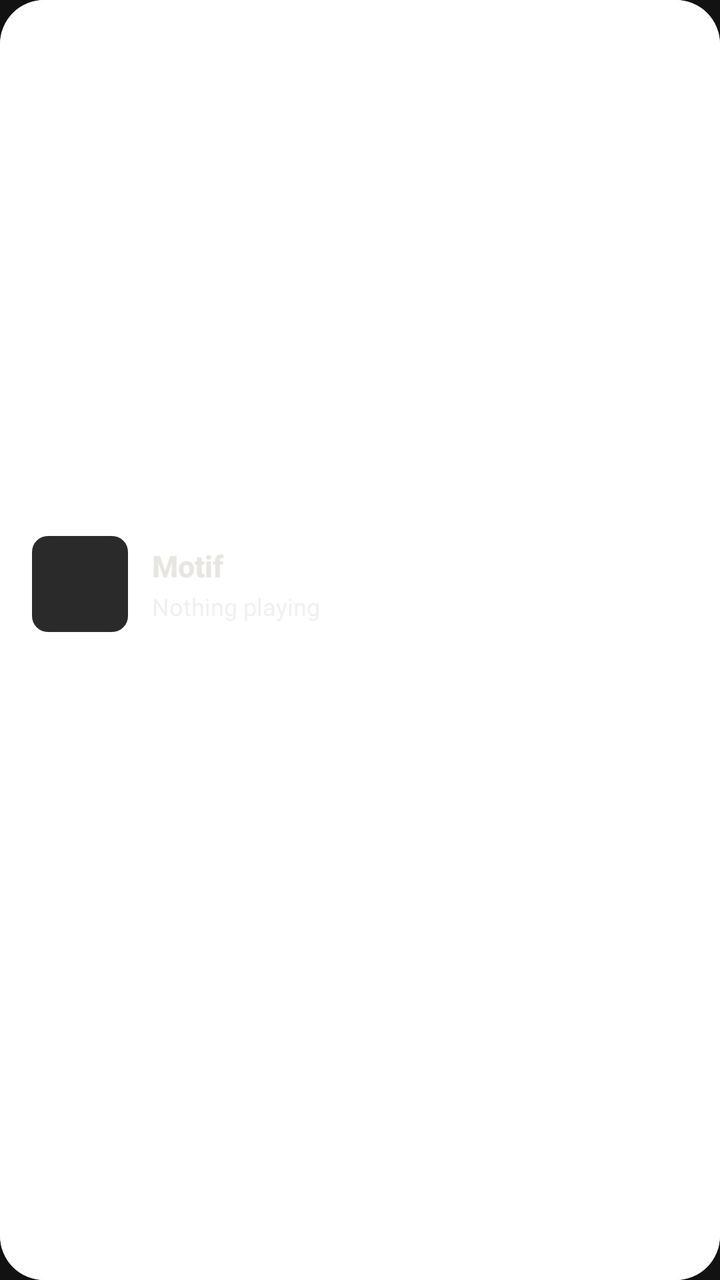
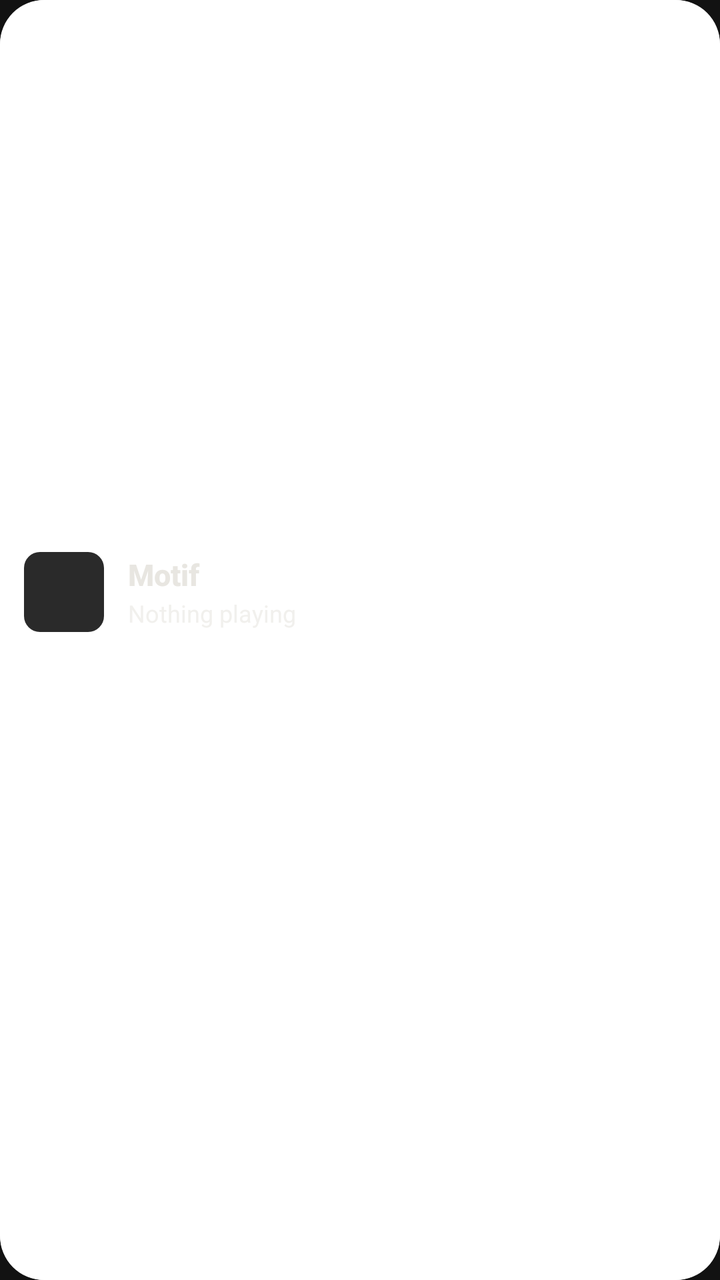

Screens rendered from an Android XML layout before and after an edit, with the pre-edit source and the edit as a unified diff.
<!-- AndroidManifest.xml: application theme Theme.Motif -->
<!-- res/layout/widget_motif.xml -->
<?xml version="1.0" encoding="utf-8"?>
<FrameLayout xmlns:android="http://schemas.android.com/apk/res/android"
    android:id="@+id/widget_root"
    android:layout_width="match_parent"
    android:layout_height="match_parent">

    <ImageView
        android:id="@+id/widget_bg"
        android:layout_width="match_parent"
        android:layout_height="match_parent"
        android:scaleType="fitXY"
        android:src="@drawable/widget_bg"
        android:importantForAccessibility="no" />

    <ImageView
        android:id="@+id/widget_glow"
        android:layout_width="match_parent"
        android:layout_height="match_parent"
        android:scaleType="fitXY"
        android:src="@drawable/widget_glow"
        android:importantForAccessibility="no" />

    <LinearLayout
        android:layout_width="match_parent"
        android:layout_height="match_parent"
        android:orientation="vertical"
        android:paddingStart="16dp"
        android:paddingEnd="16dp"
        android:paddingTop="12dp"
        android:paddingBottom="10dp">

        <LinearLayout
            android:id="@+id/widget_text_row"
            android:layout_width="match_parent"
            android:layout_height="0dp"
            android:layout_weight="1"
            android:gravity="center_vertical"
            android:orientation="horizontal">

            <ImageView
                android:id="@+id/widget_art"
                android:layout_width="48dp"
                android:layout_height="48dp"
                android:background="@drawable/widget_art_bg"
                android:scaleType="centerCrop"
                android:contentDescription="Widget settings" />

            <LinearLayout
                android:id="@+id/widget_text"
                android:layout_width="0dp"
                android:layout_height="wrap_content"
                android:layout_weight="1"
                android:layout_marginStart="12dp"
                android:orientation="vertical">

                <TextView
                    android:id="@+id/widget_title"
                    android:layout_width="match_parent"
                    android:layout_height="wrap_content"
                    android:ellipsize="end"
                    android:maxLines="1"
                    android:textColor="#E8E6E1"
                    android:textSize="15sp"
                    android:textStyle="bold"
                    android:fontFamily="sans-serif-medium"
                    android:text="Motif" />

                <TextView
                    android:id="@+id/widget_artist"
                    android:layout_width="match_parent"
                    android:layout_height="wrap_content"
                    android:layout_marginTop="2dp"
                    android:ellipsize="end"
                    android:maxLines="1"
                    android:alpha="0.6"
                    android:textColor="#E8E6E1"
                    android:textSize="12sp"
                    android:text="Nothing playing" />
            </LinearLayout>
        </LinearLayout>

        <LinearLayout
            android:layout_width="match_parent"
            android:layout_height="wrap_content"
            android:layout_marginTop="6dp"
            android:gravity="center"
            android:orientation="horizontal">

            <ImageButton
                android:id="@+id/widget_prev"
                android:layout_width="48dp"
                android:layout_height="48dp"
                android:background="@android:color/transparent"
                android:contentDescription="Previous"
                android:padding="12dp"
                android:scaleType="fitCenter"
                android:src="@drawable/ic_prev" />

            <FrameLayout
                android:layout_width="52dp"
                android:layout_height="52dp"
                android:layout_marginStart="28dp"
                android:layout_marginEnd="28dp">

                <ImageView
                    android:id="@+id/widget_play_bg"
                    android:layout_width="match_parent"
                    android:layout_height="match_parent"
                    android:src="@drawable/widget_circle"
                    android:importantForAccessibility="no" />

                <ImageButton
                    android:id="@+id/widget_play"
                    android:layout_width="match_parent"
                    android:layout_height="match_parent"
                    android:background="@android:color/transparent"
                    android:contentDescription="Play or pause"
                    android:padding="14dp"
                    android:scaleType="fitCenter"
                    android:src="@drawable/ic_play" />
            </FrameLayout>

            <ImageButton
                android:id="@+id/widget_next"
                android:layout_width="48dp"
                android:layout_height="48dp"
                android:background="@android:color/transparent"
                android:contentDescription="Next"
                android:padding="12dp"
                android:scaleType="fitCenter"
                android:src="@drawable/ic_next" />
        </LinearLayout>
    </LinearLayout>
</FrameLayout>
<!-- resources referenced by this layout -->
<resources>
  <!-- drawable ic_next (drawable) -->
  <vector xmlns:android="http://schemas.android.com/apk/res/android" android:width="24dp" android:height="24dp" android:viewportWidth="24" android:viewportHeight="24">
      <path android:fillColor="#FFFFFFFF" android:pathData="M16,5h2v14h-2zM4,5v14l11,-7z" />
  </vector>
  <!-- drawable ic_play (drawable) -->
  <vector xmlns:android="http://schemas.android.com/apk/res/android" android:width="24dp" android:height="24dp" android:viewportWidth="24" android:viewportHeight="24">
      <path android:fillColor="#FFFFFFFF" android:pathData="M8,5v14l11,-7z" />
  </vector>
  <!-- drawable ic_prev (drawable) -->
  <vector xmlns:android="http://schemas.android.com/apk/res/android" android:width="24dp" android:height="24dp" android:viewportWidth="24" android:viewportHeight="24">
      <path android:fillColor="#FFFFFFFF" android:pathData="M6,5h2v14H6zM20,5v14L9,12z" />
  </vector>
  <!-- drawable widget_art_bg (drawable) -->
  <?xml version="1.0" encoding="utf-8"?>
  <shape xmlns:android="http://schemas.android.com/apk/res/android" android:shape="rectangle">
      <solid android:color="#FF2A2A2A" />
      <corners android:radius="8dp" />
  </shape>
  <!-- drawable widget_bg (drawable) -->
  <?xml version="1.0" encoding="utf-8"?>
  <shape xmlns:android="http://schemas.android.com/apk/res/android" android:shape="rectangle">
      <solid android:color="#FFFFFFFF" />
      <corners android:radius="22dp" />
  </shape>
  <!-- drawable widget_circle (drawable) -->
  <?xml version="1.0" encoding="utf-8"?>
  <shape xmlns:android="http://schemas.android.com/apk/res/android" android:shape="oval">
      <solid android:color="#FFFFFFFF" />
  </shape>
  <!-- drawable widget_glow (drawable) -->
  <?xml version="1.0" encoding="utf-8"?>
  <shape xmlns:android="http://schemas.android.com/apk/res/android" android:shape="rectangle">
      <stroke android:width="1.5dp" android:color="#FFFFFFFF" />
      <corners android:radius="22dp" />
  </shape>
  <style name="Theme.Motif" parent="android:Theme.Material.NoActionBar">
          <item name="android:windowBackground">#121212</item>
          <item name="android:statusBarColor">#121212</item>
          <item name="android:navigationBarColor">#121212</item>
          <item name="android:windowLightStatusBar">false</item>
      </style>
</resources>

<!-- the commit's change to res/layout/widget_motif.xml (unified diff, before → after) -->
@@ -24,10 +24,10 @@
         android:layout_width="match_parent"
         android:layout_height="match_parent"
         android:orientation="vertical"
-        android:paddingStart="16dp"
-        android:paddingEnd="16dp"
-        android:paddingTop="12dp"
-        android:paddingBottom="10dp">
+        android:paddingStart="12dp"
+        android:paddingEnd="12dp"
+        android:paddingTop="8dp"
+        android:paddingBottom="8dp">
 
         <LinearLayout
             android:id="@+id/widget_text_row"
@@ -39,8 +39,9 @@
 
             <ImageView
                 android:id="@+id/widget_art"
-                android:layout_width="48dp"
-                android:layout_height="48dp"
+                android:layout_width="40dp"
+                android:layout_height="40dp"
+                android:layout_marginEnd="12dp"
                 android:background="@drawable/widget_art_bg"
                 android:scaleType="centerCrop"
                 android:contentDescription="Widget settings" />
@@ -50,7 +51,6 @@
                 android:layout_width="0dp"
                 android:layout_height="wrap_content"
                 android:layout_weight="1"
-                android:layout_marginStart="12dp"
                 android:orientation="vertical">
 
                 <TextView
@@ -69,7 +69,7 @@
                     android:id="@+id/widget_artist"
                     android:layout_width="match_parent"
                     android:layout_height="wrap_content"
-                    android:layout_marginTop="2dp"
+                    android:layout_marginTop="1dp"
                     android:ellipsize="end"
                     android:maxLines="1"
                     android:alpha="0.6"
@@ -79,56 +79,77 @@
             </LinearLayout>
         </LinearLayout>
 
+        
         <LinearLayout
             android:layout_width="match_parent"
-            android:layout_height="wrap_content"
-            android:layout_marginTop="6dp"
-            android:gravity="center"
+            android:layout_height="44dp"
+            android:layout_marginTop="4dp"
             android:orientation="horizontal">
 
-            <ImageButton
-                android:id="@+id/widget_prev"
-                android:layout_width="48dp"
-                android:layout_height="48dp"
-                android:background="@android:color/transparent"
-                android:contentDescription="Previous"
-                android:padding="12dp"
-                android:scaleType="fitCenter"
-                android:src="@drawable/ic_prev" />
+            <FrameLayout
+                android:id="@+id/widget_prev_cell"
+                android:layout_width="0dp"
+                android:layout_height="match_parent"
+                android:layout_weight="1">
+
+                <ImageButton
+                    android:id="@+id/widget_prev"
+                    android:layout_width="44dp"
+                    android:layout_height="44dp"
+                    android:layout_gravity="center"
+                    android:background="@android:color/transparent"
+                    android:contentDescription="Previous"
+                    android:padding="11dp"
+                    android:scaleType="fitCenter"
+                    android:src="@drawable/ic_prev" />
+            </FrameLayout>
 
             <FrameLayout
-                android:layout_width="52dp"
-                android:layout_height="52dp"
-                android:layout_marginStart="28dp"
-                android:layout_marginEnd="28dp">
+                android:layout_width="0dp"
+                android:layout_height="match_parent"
+                android:layout_weight="1">
 
-                <ImageView
-                    android:id="@+id/widget_play_bg"
-                    android:layout_width="match_parent"
-                    android:layout_height="match_parent"
-                    android:src="@drawable/widget_circle"
-                    android:importantForAccessibility="no" />
+                <FrameLayout
+                    android:layout_width="44dp"
+                    android:layout_height="44dp"
+                    android:layout_gravity="center">
+
+                    <ImageView
+                        android:id="@+id/widget_play_bg"
+                        android:layout_width="match_parent"
+                        android:layout_height="match_parent"
+                        android:src="@drawable/widget_circle"
+                        android:importantForAccessibility="no" />
+
+                    <ImageButton
+                        android:id="@+id/widget_play"
+                        android:layout_width="match_parent"
+                        android:layout_height="match_parent"
+                        android:background="@android:color/transparent"
+                        android:contentDescription="Play or pause"
+                        android:padding="12dp"
+                        android:scaleType="fitCenter"
+                        android:src="@drawable/ic_play" />
+                </FrameLayout>
+            </FrameLayout>
+
+            <FrameLayout
+                android:id="@+id/widget_next_cell"
+                android:layout_width="0dp"
+                android:layout_height="match_parent"
+                android:layout_weight="1">
 
                 <ImageButton
-                    android:id="@+id/widget_play"
-                    android:layout_width="match_parent"
-                    android:layout_height="match_parent"
+                    android:id="@+id/widget_next"
+                    android:layout_width="44dp"
+                    android:layout_height="44dp"
+                    android:layout_gravity="center"
                     android:background="@android:color/transparent"
-                    android:contentDescription="Play or pause"
-                    android:padding="14dp"
+                    android:contentDescription="Next"
+                    android:padding="11dp"
                     android:scaleType="fitCenter"
-                    android:src="@drawable/ic_play" />
+                    android:src="@drawable/ic_next" />
             </FrameLayout>
-
-            <ImageButton
-                android:id="@+id/widget_next"
-                android:layout_width="48dp"
-                android:layout_height="48dp"
-                android:background="@android:color/transparent"
-                android:contentDescription="Next"
-                android:padding="12dp"
-                android:scaleType="fitCenter"
-                android:src="@drawable/ic_next" />
         </LinearLayout>
     </LinearLayout>
 </FrameLayout>
